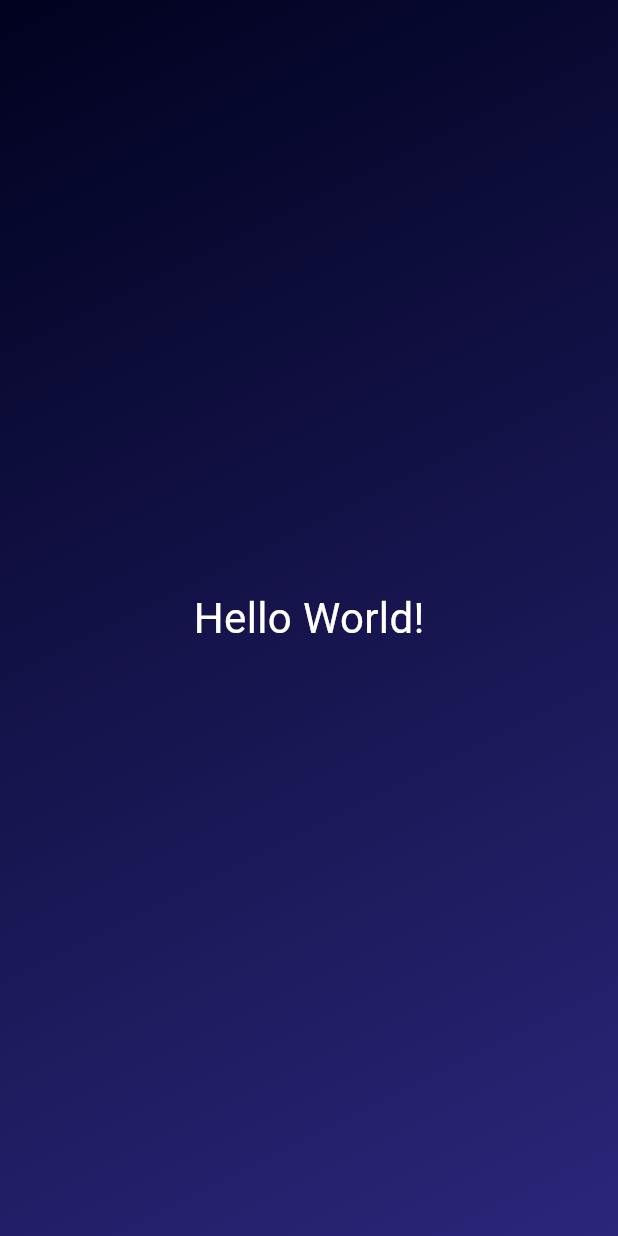
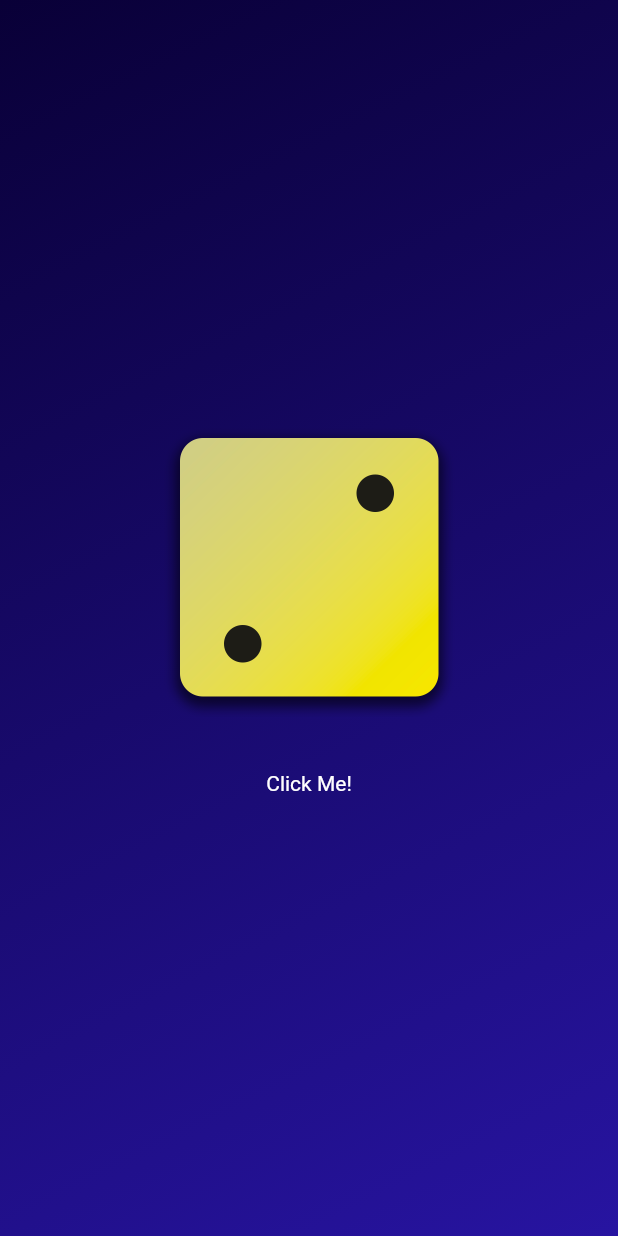
Before and after one commit to robinbravomavin/mycode, a Flutter app: the screen it shows after launch, on a phone screen of 412 x 824 dp. Run offline on Flutter 3.47's test engine with Material 3 defaults, Android fonts, the phone set to English and light mode, and no system bars; our stand-ins replace ionicons, salomon_bottom_bar.

```diff
--- /dev/null
+++ b/flutter/startfromscratch_app/lib/dice_roller.dart
@@ -0,0 +1,43 @@
+import 'dart:math';
+import 'package:flutter/material.dart';
+final randomizer = Random();
+
+class DiceRoller extends StatefulWidget {
+  const DiceRoller({super.key});
+
+  @override
+  State<DiceRoller> createState() {
+    return _DiceRollerState();
+  }
+}
+
+class _DiceRollerState extends State<DiceRoller> {
+var currentDiceRoll = 2;
+
+void rollDice() {
+  setState((){
+    currentDiceRoll = randomizer.nextInt(6) + 1;
+  });
+    }
+  @override
+  Widget build(context) {
+    return Column(
+              mainAxisSize: MainAxisSize.min,
+              children: [
+                Image.asset(
+                  'assets/images/dice-$currentDiceRoll.png',
+                width: 200,
+                ),
+                const SizedBox(height: 20),
+                TextButton(
+                  onPressed: rollDice,
+                  style: TextButton.styleFrom(
+                    //padding: EdgeInsets.only(top:20,),
+                    foregroundColor: Colors.white,
+                    textStyle: const TextStyle(),),
+                  child: const Text('Click Me!'),
+                )
+              ],
+            );
+  }
+}
--- /dev/null
+++ b/flutter/startfromscratch_app/lib/gradient_container.dart
@@ -0,0 +1,55 @@
+import 'package:flutter/material.dart';
+import 'package:startfromscratch_app/dice_roller.dart';
+
+const startAlignment = Alignment.topLeft;
+const endAlignment = Alignment.bottomRight;
+
+class GradientContainer extends StatelessWidget {
+  const GradientContainer(this.color1, this.color2, {super.key,});
+
+  const GradientContainer.purple({super.key}):
+  color1 = Colors.deepPurple,
+  color2 = Colors.indigo;
+
+  final Color color1;
+  final Color color2;
+
+
+  @override
+  Widget build(context) {
+    return Container(
+          decoration: BoxDecoration(
+            gradient: LinearGradient(
+              colors: [color1, color2],
+              begin: startAlignment,
+              end: endAlignment,
+            ),
+          ),
+          child: Center(
+            child: DiceRoller(),
+          ),
+        );
+  }
+}
+
+//class GradientContainer extends StatelessWidget {
+//  const GradientContainer(this.colors, {super.key,});
+//
+//  final List<Color> colors;
+//
+//  @override
+//  Widget build(context) {
+//    return Container(
+//          decoration: BoxDecoration(
+//            gradient: LinearGradient(
+//              colors: colors,
+//              begin: startAlignment,
+//              end: endAlignment,
+//            ),
+//          ),
+//          child: const Center(
+//            child: StyledText('Hello World'),
+//          ),
+//        );
+//  }
+//}
```
Also changed, not shown: flutter/startfromscratch_app/lib/main.dart (+7 -18 lines), flutter/startfromscratch_app/lib/styled_text.dart (added, +18 -0 lines), flutter/startfromscratch_app/pubspec.yaml (+8 -3 lines), Obsidian/MyVault/.obsidian/workspace.json, flutter/startfromscratch_app/assets/images/dice-1.png (added), flutter/startfromscratch_app/assets/images/dice-2.png (added), flutter/startfromscratch_app/assets/images/dice-3.png (added), flutter/startfromscratch_app/assets/images/dice-4.png (added), flutter/startfromscratch_app/assets/images/dice-5.png (added), flutter/startfromscratch_app/assets/images/dice-6.png (added), 5 other files.
